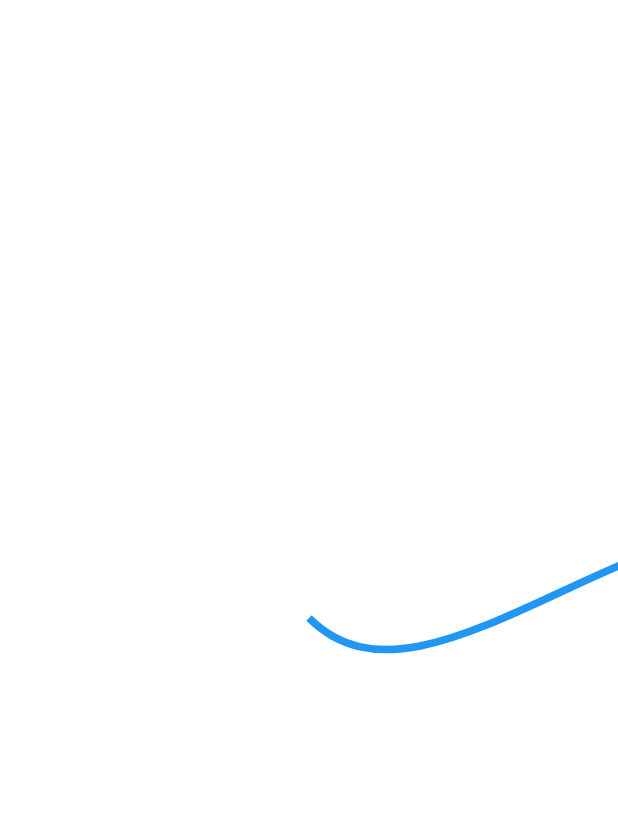
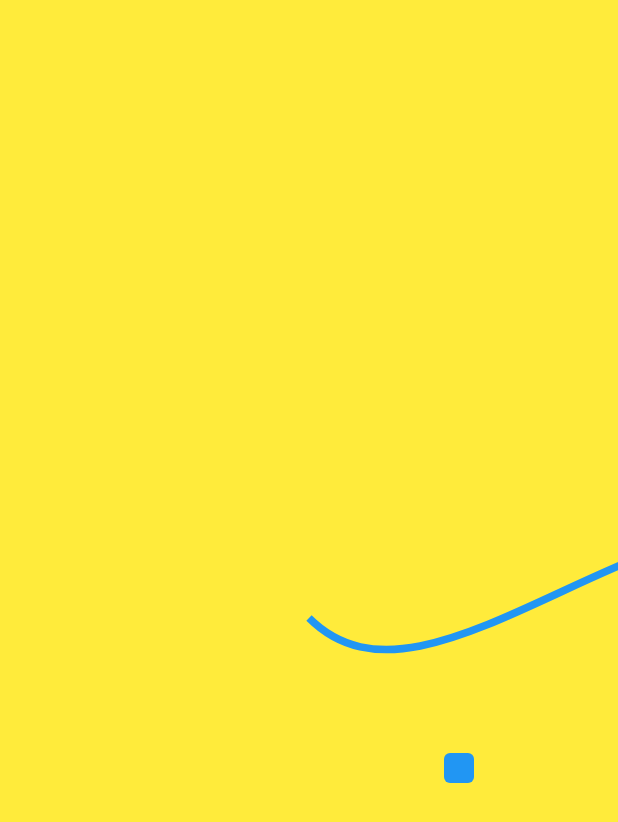
Before and after one commit to shelidizel/custompaintExp, a Flutter app: the screen it shows after launch, on a phone screen of 412 x 824 dp. Shown: the top 822 px of the screen. Run offline on Flutter 3.47's test engine with Material 2 defaults, Android fonts, the phone set to English and light mode, and no system bars.

Commit message:
major changes haha

```diff
--- a/lib/main.dart
+++ b/lib/main.dart
@@ -1,4 +1,4 @@
-import 'dart:math';
+
 
 import 'package:flutter/material.dart';
 
@@ -17,15 +17,9 @@ class MyHomePage extends StatefulWidget {
 
 class _MyHomePageState extends State<MyHomePage> {
 
-  List<Offset> hoverPositions = [];
 
-  @override
-  void initState() {
-    // TODO: implement initState
-    hoverPositions.clear();
-    print('hover positions cleared');
-    super.initState();
-  }
+
+
 
 
 
@@ -33,23 +27,25 @@ class _MyHomePageState extends State<MyHomePage> {
   @override
   Widget build(BuildContext context) {
 
-    return CustomPaint(
-      painter: DemoPainter(
-
-
-      ),
-      size: Size(MediaQuery.of(context).size.height/2, MediaQuery.of(context).size.width/2),
-
+    return Container(
+      width: 600,
+      height: 600,
+      decoration: BoxDecoration(
+        color: Colors.yellow ),
+      child: CustomPaint(
+        painter: BezierPainter(),
+        foregroundPainter: RectPainter(null, null),
+      )
     );
   }
 }
 
-class DemoPainter extends CustomPainter {
+class BezierPainter extends CustomPainter {
 
   Offset? bezierControlPntStart;
   Offset? bezierControlPntEnd;
   Offset? bezierEndPoint;
-  DemoPainter({this.bezierControlPntEnd,
+  BezierPainter({this.bezierControlPntEnd,
                this.bezierControlPntStart,
                this.bezierEndPoint});
 
@@ -58,14 +54,7 @@ class DemoPainter extends CustomPainter {
   @override
   void paint(Canvas canvas, Size size) {
 
- Offset? centerRec1 = bezierControlPntStart ?? Offset(size.width/2 + 100, size.height/2 + 100);
- Offset? centerRec2 = bezierControlPntEnd ?? Offset(size.width/2 + 300, size.height/2 - 200);
 
- var rect1 = Rect.fromCircle(center: centerRec1, radius: 10);
- var rect2 = Rect.fromCircle(center: centerRec2, radius: 10);
-
-  var rrect1 = RRect.fromRectAndRadius(rect1, const Radius.circular(4));
-  var rrect2 = RRect.fromRectAndRadius(rect2, const Radius.circular(4));
 
 
   Path path = Path();
@@ -99,22 +88,11 @@ class DemoPainter extends CustomPainter {
     ..color = Colors.blue
     ..strokeWidth = 5
     ..style = PaintingStyle.stroke;
-  Paint rectPaint = Paint()
-    ..color = Colors.blue
-    ..strokeWidth = 5
-    ..style = PaintingStyle.fill;
+
 
   canvas.drawPath(path, paint);
 
-  GestureDetector(
-    onTap: () {
-      print("kitaturamba");
-    },
-    child : CustomPaint(
-      painter: RectPainter(rectPaint, rrect1),
-    )
 
-  );
 }
 
   @override
@@ -125,14 +103,34 @@ class DemoPainter extends CustomPainter {
 
 
 class RectPainter extends CustomPainter {
-  final Paint rectPaint;
-  final RRect rrect1;
+  Offset? bezierControlPntStart;
+  Offset? bezierControlPntEnd;
 
-  RectPainter(this.rectPaint, this.rrect1);
+  RectPainter(this.bezierControlPntEnd, this.bezierControlPntStart);
+
+
 
   @override
   void paint(Canvas canvas, Size size) {
+
+  Paint rectPaint = Paint()
+    ..color = Colors.blue
+    ..strokeWidth = 5
+    ..style = PaintingStyle.fill;
+
+
+  Offset? centerRec1 = bezierControlPntStart ?? Offset(size.width/2 + 100, size.height/2 + 100);
+  Offset? centerRec2 = bezierControlPntEnd ?? Offset(size.width/2 + 300, size.height/2 - 200);
+
+  var rect1 = Rect.fromCircle(center: centerRec1, radius: 10);
+  var rect2 = Rect.fromCircle(center: centerRec2, radius: 10);
+
+  var rrect1 = RRect.fromRectAndRadius(rect1, const Radius.circular(4));
+  var rrect2 = RRect.fromRectAndRadius(rect2, const Radius.circular(4));
+
     canvas.drawRRect(rrect1, rectPaint);
+    canvas.drawRRect(rrect2, rectPaint);
+
   }
 
   @override
```
